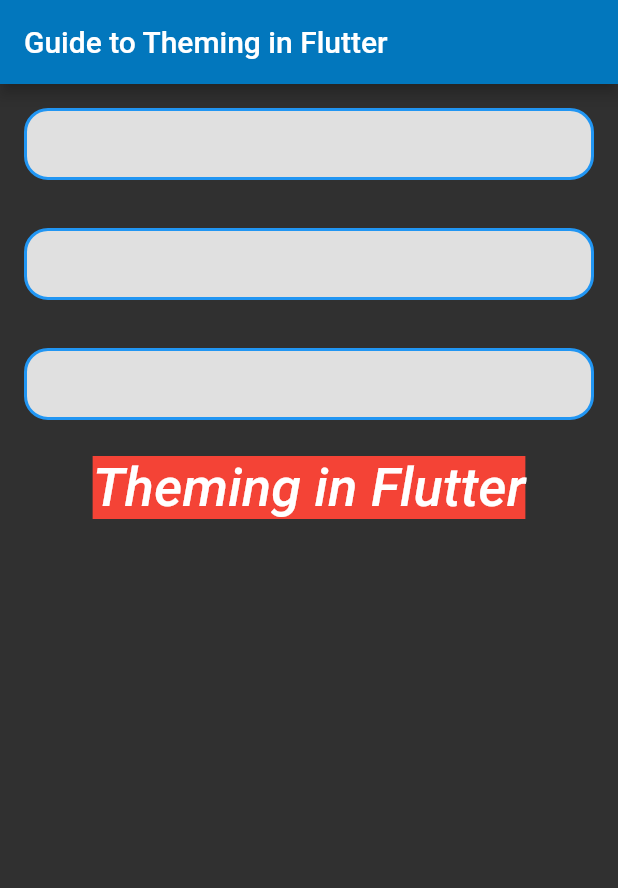
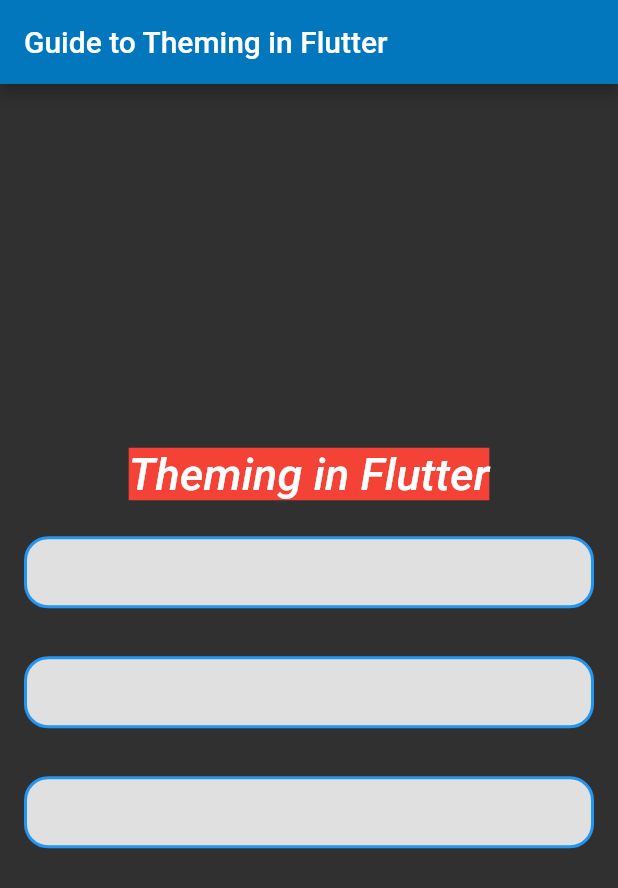
Before and after one commit to Blazebrain/article_theming_flutter_app, a Flutter app: the screen it shows after launch, on a phone screen of 412 x 824 dp. Shown: the top 888 px of the screen. Run offline on Flutter 3.47's test engine with Material 2 defaults, Android fonts, the phone set to English and light mode, and no system bars; Roboto replaces fonts that are missing (Georgia).

Commit message:
Wrap up of sample app with adjustments

```diff
--- a/lib/main.dart
+++ b/lib/main.dart
@@ -14,12 +14,9 @@ class MyApp extends StatelessWidget {
         accentColor: Colors.red,
         fontFamily: 'Georgia',
         textTheme: const TextTheme(
-          headline1: TextStyle(fontSize: 72.0, fontWeight: FontWeight.bold),
-          headline6: TextStyle(fontSize: 36.0, fontStyle: FontStyle.italic),
-          bodyText2: TextStyle(
-            fontSize: 14.0,
-            fontFamily: 'Hind',
-          ),
+          headline1: TextStyle(fontSize: 50, fontWeight: FontWeight.bold),
+          headline6: TextStyle(fontSize: 30.0, fontStyle: FontStyle.italic),
+          bodyText2: TextStyle(fontSize: 18.0, fontFamily: 'Hind'),
         ),
       ),
       home: const HomePage(),
@@ -38,11 +35,9 @@ class HomePage extends StatelessWidget {
       ),
       body: Center(
         child: Column(
+          mainAxisAlignment: MainAxisAlignment.center,
+          crossAxisAlignment: CrossAxisAlignment.center,
           children: [
-            CustomButton(),
-            CustomButton(),
-            CustomButton(),
-            const SizedBox(height: 8),
             Container(
               color: Theme.of(context).accentColor,
               child: Text(
@@ -50,6 +45,10 @@ class HomePage extends StatelessWidget {
                 style: Theme.of(context).textTheme.headline6,
               ),
             ),
+            const SizedBox(height: 8),
+            CustomButton(),
+            CustomButton(),
+            CustomButton(),
           ],
         ),
       ),
```
